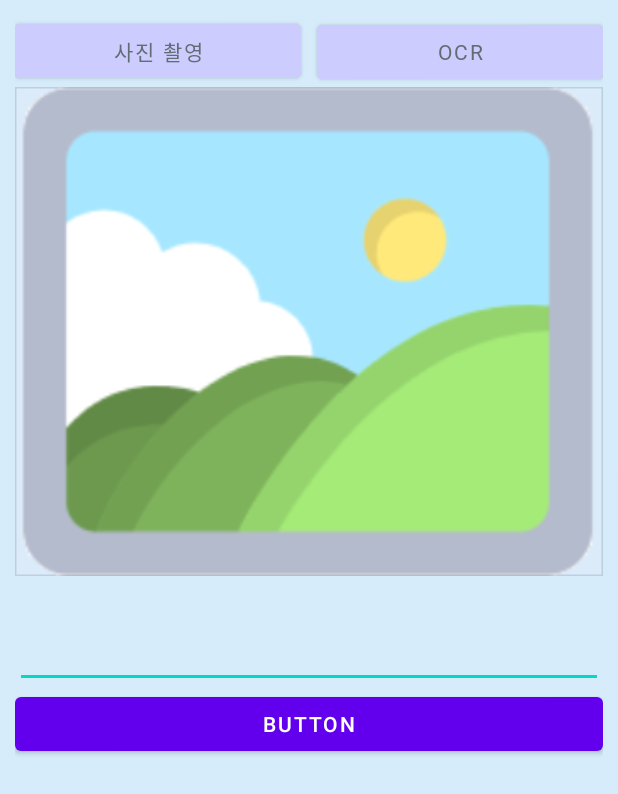
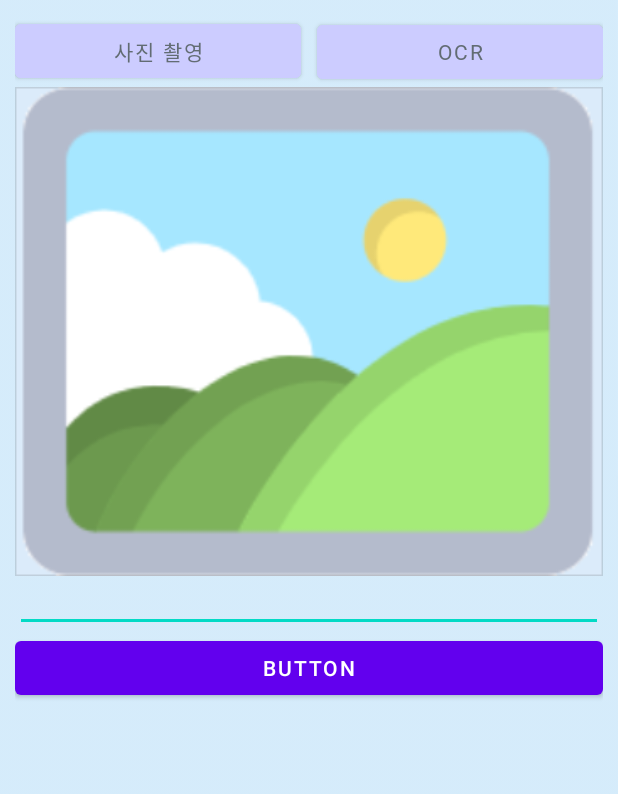
Before and after one commit to crossfit123123/aerocross, an Android app: the layout activity_camera.xml on its own in the app's theme, with its tools: preview values and no code run, on a phone screen of 412 x 824 dp. Shown: the top 794 px of the screen. Run offline under Robolectric (Android 15) with nearby library versions, the phone set to English and light mode, and no system bars.

```diff
--- a/myapplication/app/build.gradle
+++ b/myapplication/app/build.gradle
@@ -63,7 +63,6 @@ dependencies {
     implementation 'com.google.firebase:firebase-auth'
 
 //    implementation 'com.google.firebase:firebase-database:20.0.4'
-
 }
 
 tasks.register("prepareKotlinBuildScriptModel"){}
--- a/myapplication/app/src/main/java/com/example/myapplication/Data_product.java
+++ b/myapplication/app/src/main/java/com/example/myapplication/Data_product.java
@@ -8,7 +8,11 @@ public class Data_product {
     private int Productcalbo;
     private int Productprotein;
     private int Productfat;
+    private String Productname;
     public Data_product(){}
+
+    public String getProductname(){ return Productname; }
+    public void setProductname(String Productname){this.Productname=Productname;}
 
     public Integer getProductcalorie(){
         return Productcalorie;
--- a/myapplication/app/src/main/res/layout/activity_camera.xml
+++ b/myapplication/app/src/main/res/layout/activity_camera.xml
@@ -42,7 +42,8 @@
 
     <ScrollView
         android:layout_width="match_parent"
-        android:layout_height="match_parent">
+        android:layout_height="411dp">
+
         <LinearLayout
             android:layout_width="match_parent"
             android:layout_height="wrap_content"
@@ -56,18 +57,11 @@
                 android:src="@drawable/bbb"
                 app:strokeWidth="2dp" />
 
-            <TextView
-                android:layout_width="match_parent"
-                android:fontFamily="@font/gw"
-                android:layout_height="wrap_content"
-                android:layout_marginTop="10dp"
-
-                style="@style/TextAppearance.MaterialComponents.Headline6"/>
             <EditText
+                android:id="@+id/recognizedTextEt"
                 android:layout_width="match_parent"
                 android:layout_height="wrap_content"
-                android:id="@+id/recognizedTextEt"
-                android:textSize="12sp"/>
+                android:textSize="12sp" />
 
             <Button
                 android:id="@+id/insertbutton"
@@ -79,10 +73,12 @@
         </LinearLayout>
 
 
-
     </ScrollView>
 
-
-
+    <ListView
+        android:id="@+id/listView"
+        android:layout_width="match_parent"
+        android:layout_height="300dp">
+    </ListView>
 
 </LinearLayout>
```
Also changed, not shown: myapplication/app/src/main/java/com/example/myapplication/Camera.java (+124 -92 lines).
